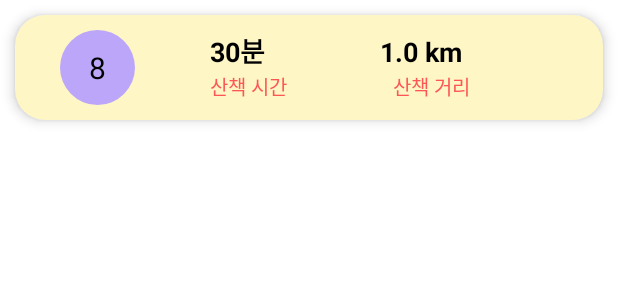
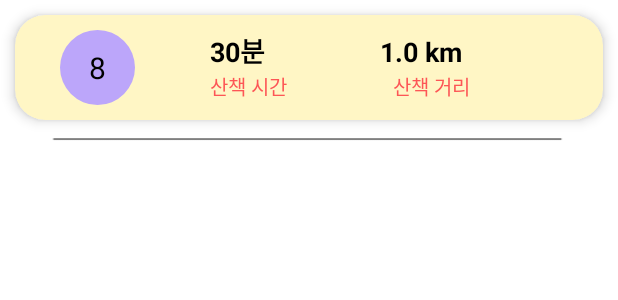
Before and after one commit to GoDoG-app/project-GoDoG-android, an Android app: the layout walking_row.xml on its own in the app's theme, with its tools: preview values and no code run, on a phone screen of 412 x 824 dp. Shown: the top 300 px of the screen. Run offline under Robolectric (Android 15) with nearby library versions, the phone set to English and light mode, and no system bars.

Commit message:
지도 수정

```diff
--- a/app/src/main/AndroidManifest.xml
+++ b/app/src/main/AndroidManifest.xml
@@ -22,6 +22,9 @@
         android:supportsRtl="true"
         android:theme="@style/Theme.Walking"
         tools:targetApi="31">
+        <activity
+            android:name=".UserActivity"
+            android:exported="false" />
 
         <provider
             android:name="androidx.core.content.FileProvider"
--- a/app/src/main/res/layout/fragment_walking_2.xml
+++ b/app/src/main/res/layout/fragment_walking_2.xml
@@ -149,7 +149,8 @@
                 android:layout_width="match_parent"
                 android:layout_height="match_parent"
                 android:layout_marginTop="10dp"
-                android:orientation="vertical">
+                android:orientation="vertical"
+                android:background="@drawable/background">
 
                 <TextView
                     android:id="@+id/txtDate"
--- a/app/src/main/res/layout/walking_row.xml
+++ b/app/src/main/res/layout/walking_row.xml
@@ -1,6 +1,7 @@
 <?xml version="1.0" encoding="utf-8"?>
 <androidx.constraintlayout.widget.ConstraintLayout xmlns:android="http://schemas.android.com/apk/res/android"
     xmlns:app="http://schemas.android.com/apk/res-auto"
+    xmlns:tools="http://schemas.android.com/tools"
     android:layout_width="match_parent"
     android:layout_height="wrap_content">
 
@@ -14,7 +15,7 @@
         android:backgroundTint="#FFF6C5"
         app:cardCornerRadius="20dp"
         app:cardElevation="5dp"
-        app:layout_constraintBottom_toBottomOf="parent"
+        app:layout_constraintBottom_toTopOf="@+id/imageView2"
         app:layout_constraintEnd_toEndOf="parent"
         app:layout_constraintStart_toStartOf="parent"
         app:layout_constraintTop_toTopOf="parent">
@@ -101,4 +102,18 @@
         </LinearLayout>
 
     </androidx.cardview.widget.CardView>
+
+    <ImageView
+        android:id="@+id/imageView2"
+        android:layout_width="match_parent"
+        android:layout_height="wrap_content"
+        android:layout_marginStart="30dp"
+        android:layout_marginTop="5dp"
+        android:layout_marginEnd="30dp"
+        android:layout_weight="0"
+        app:layout_constraintEnd_toEndOf="parent"
+        app:layout_constraintStart_toStartOf="parent"
+        app:layout_constraintTop_toBottomOf="@+id/cardView"
+        app:srcCompat="@drawable/line" />
+
 </androidx.constraintlayout.widget.ConstraintLayout>
--- a/app/src/main/res/menu/bottom_walking_menu.xml
+++ b/app/src/main/res/menu/bottom_walking_menu.xml
@@ -5,6 +5,7 @@
     <item
         android:id="@+id/walking1"
         android:title="산책하기"
+        android:visible="true"
         app:showAsAction="always" />
     <item
         android:id="@+id/walking2"
```
Also changed, not shown: app/src/main/java/com/blue/walking/UserActivity.java (added, +14 -0 lines), app/src/main/res/layout/activity_user.xml (added, +33 -0 lines), app/src/main/res/drawable/background.png (added), app/src/main/res/drawable/chat.png, app/src/main/res/drawable/home.png, app/src/main/res/drawable/line.png (added).
